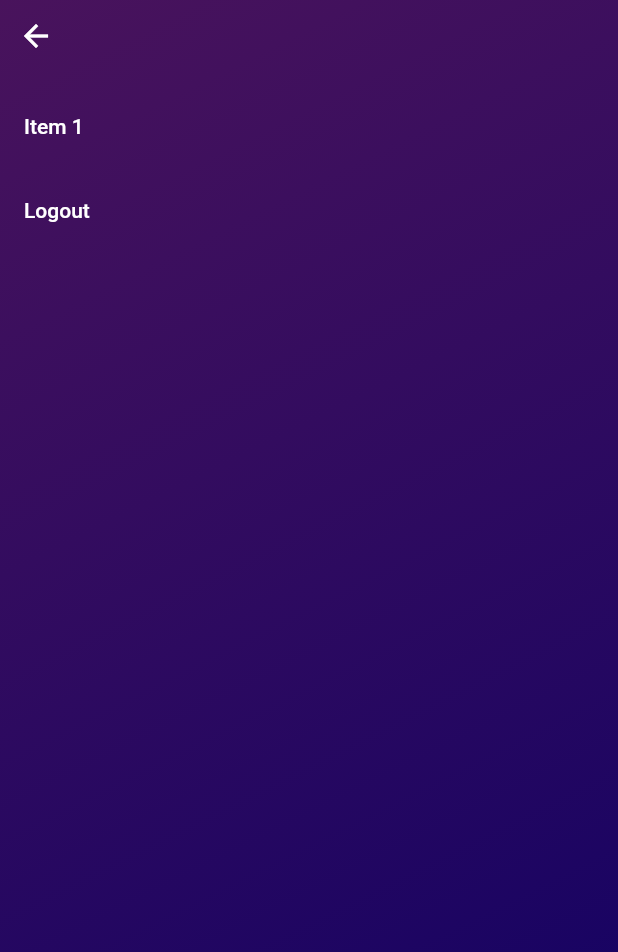
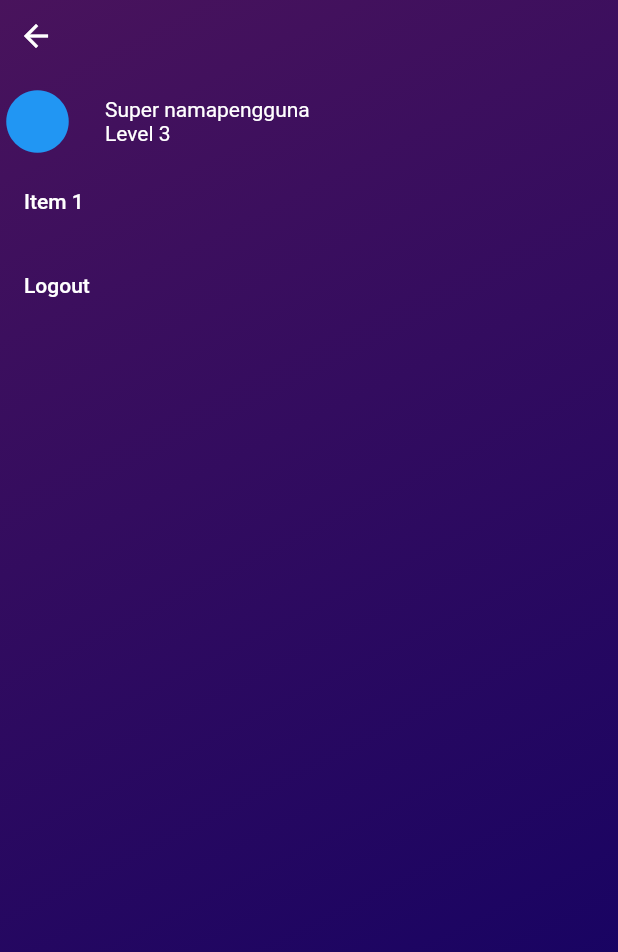
Before and after one commit to Soviena/belajarpro-flutter, a Flutter app: the Dashboard screen opened by its route, with the side drawer open, on a phone screen of 412 x 824 dp. Shown: the top 952 px of the screen. Run offline on Flutter 3.47's test engine with Material 2 defaults, Android fonts, the phone set to English and light mode, and no system bars; our stand-ins replace get, hexcolor.

Commit message:
burgermenu v1.0.1

```diff
--- a/lib/view/Widgets/burgerlist.dart
+++ b/lib/view/Widgets/burgerlist.dart
@@ -1,6 +1,7 @@
 // ignore_for_file: avoid_print
 
 import 'package:flutter/material.dart';
+import 'package:get/get.dart';
 
 class BurgerList extends StatelessWidget {
   const BurgerList({Key? key}) : super(key: key);
@@ -12,12 +13,13 @@ class BurgerList extends StatelessWidget {
       child: Container(
         decoration: BoxDecoration(
             gradient: LinearGradient(colors: [
-              Color.fromARGB(100, 186, 49, 235),
-              Color.fromARGB(100, 36, 0, 255),
+          Color.fromARGB(100, 186, 49, 235),
+          Color.fromARGB(100, 36, 0, 255),
         ], begin: Alignment.topLeft, end: Alignment.bottomRight)),
         child: Column(
           children: [
             Container(
+              //tombol back
               height: 56,
               alignment: Alignment.topLeft,
               child: IconButton(
@@ -33,6 +35,29 @@ class BurgerList extends StatelessWidget {
                 child: ListView(
                   padding: EdgeInsets.zero,
                   children: [
+                    Positioned(
+                      left: 0,
+                      child:
+                      Row(
+                        children: [
+                          const Icon(
+                            Icons.circle,
+                            color: Colors.blue,
+                            size: 50,
+                          ),
+                          Container(
+                            margin: const EdgeInsets.fromLTRB(20, 0, 0, 0),
+                            child: Column(
+                              crossAxisAlignment: CrossAxisAlignment.start,
+                              children: const [
+                                Text("Super namapengguna", style: TextStyle(color: Colors.white),),
+                                Text("Level 3", style: TextStyle(color: Colors.white))
+                              ],
+                            ),
+                          ),
+                        ],
+                      )
+                    ),
                     ListTile(
                       textColor: Colors.white,
                       title: const Text('Item 1'),
```
